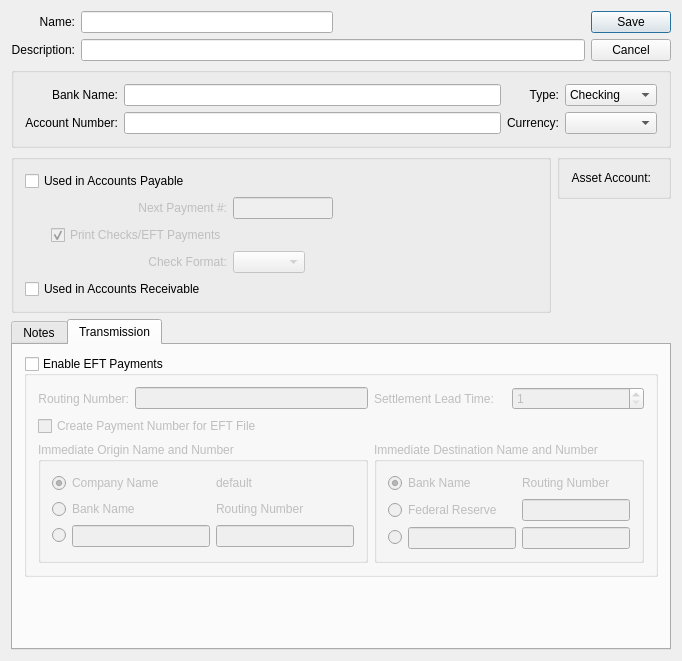
Qt form guiclient/bankAccount.ui (Pegasus-RPG/xtuple-client) before a commit.
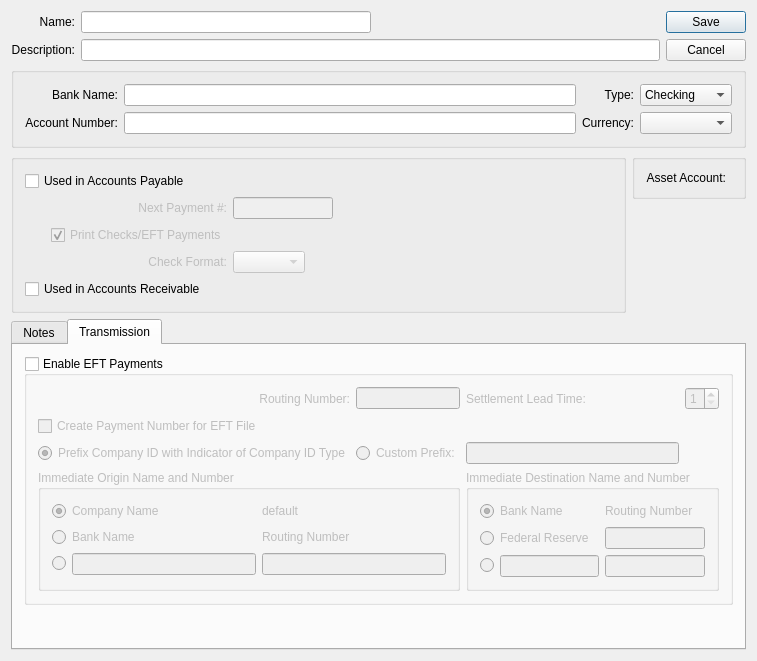
The same form after that commit. The open tabs and pages were chosen to show the change. Custom widgets are drawn as their Qt base class.

Commit message: Add option to add custom prefix for ACH Company Number

```diff
--- a/guiclient/bankAccount.ui
+++ b/guiclient/bankAccount.ui
@@ -426,7 +426,34 @@
             </property>
            </widget>
           </item>
-          <item row="3" column="0" colspan="2">
+          <item row="3" column="0">
+           <widget class="QRadioButton" name="_useCompanyIdType">
+            <property name="text">
+             <string>Prefix Company ID with Indicator of Company ID Type</string>
+            </property>
+            <property name="checked">
+             <bool>true</bool>
+            </property>
+           </widget>
+          </item>
+          <item row="3" column="1">
+           <widget class="QRadioButton" name="_usePrefix">
+            <property name="text">
+             <string>Custom Prefix:</string>
+            </property>
+           </widget>
+          </item>
+          <item row="3" column="2">
+           <widget class="QLineEdit" name="_prefix">
+            <property name="maxLength">
+             <number>1</number>
+            </property>
+            <property name="enabled">
+             <bool>false</bool>
+            </property>
+           </widget>
+          </item>
+          <item row="4" column="0" colspan="2">
            <widget class="QGroupBox" name="_originGroup">
             <property name="title">
              <string>Immediate Origin Name and Number</string>
@@ -510,7 +537,7 @@
             </property>
            </widget>
           </item>
-          <item row="3" column="2" colspan="2">
+          <item row="4" column="2" colspan="2">
            <widget class="QGroupBox" name="_destinationGroup">
             <property name="title">
              <string>Immediate Destination Name and Number</string>
```
The commit also changes 2 other files.
